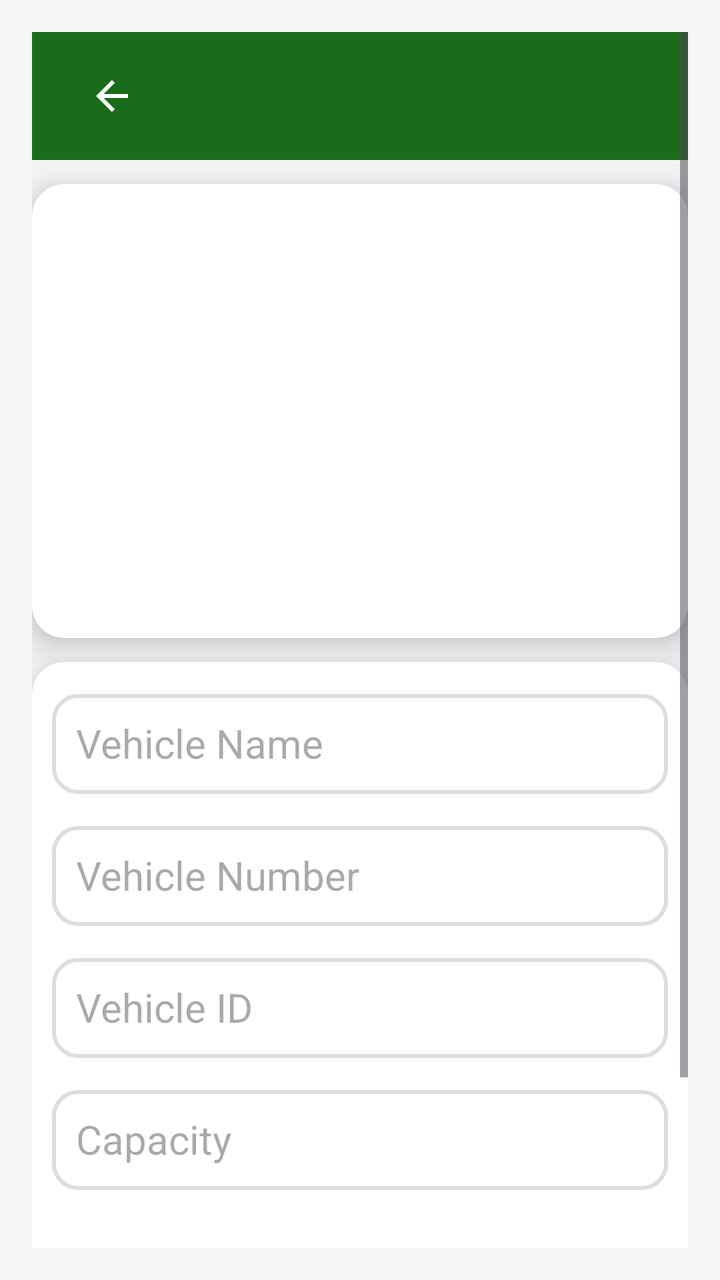
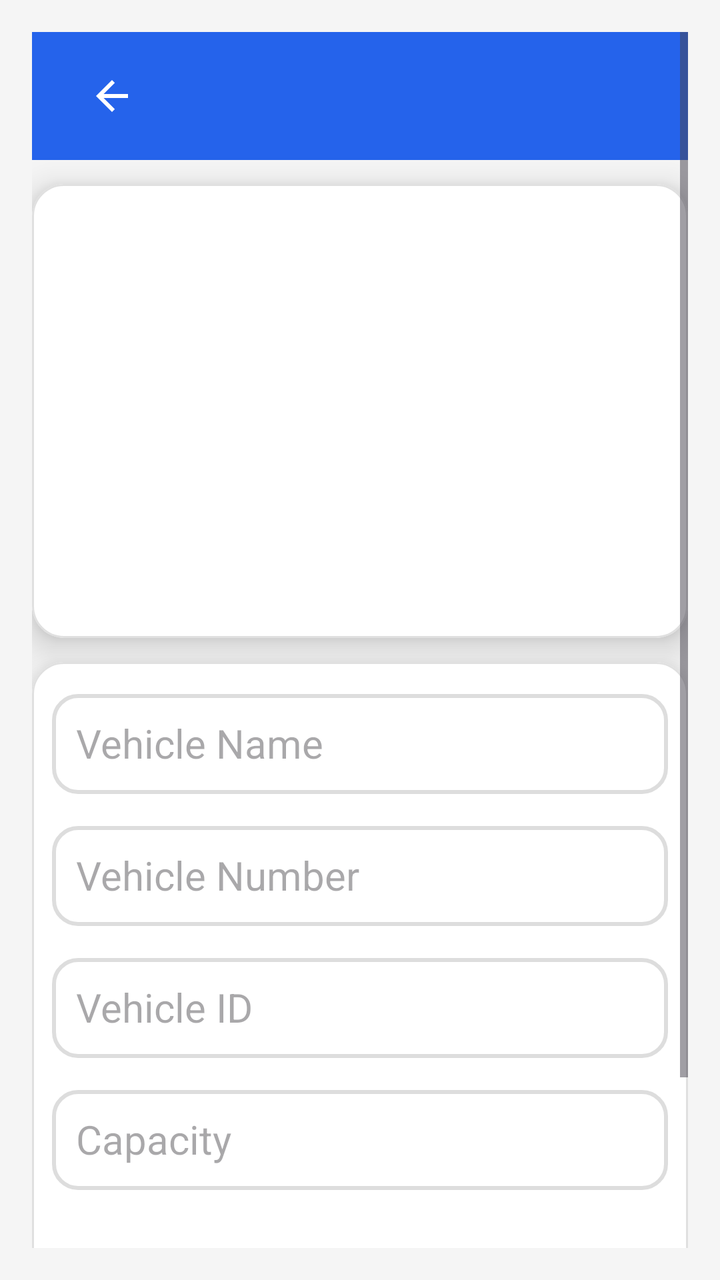

Two renders of the same Android screen: before a commit and after it. Below are the layout's source before the change and the commit's diff.
<!-- AndroidManifest.xml: application theme Theme.TransportApp -->
<!-- res/layout/activity_modify_vehicle.xml -->
<?xml version="1.0" encoding="utf-8"?>
<ScrollView xmlns:android="http://schemas.android.com/apk/res/android"
    android:layout_width="match_parent"
    android:layout_height="match_parent"
    xmlns:app="http://schemas.android.com/apk/res-auto"
    android:fillViewport="true"
    android:background="@color/screen_background"
    android:padding="16dp">

    <LinearLayout
        android:layout_width="match_parent"
        android:layout_height="wrap_content"
        android:orientation="vertical">

        
        <include
            layout="@layout/toolbar"
            android:layout_width="match_parent"
            android:layout_height="wrap_content" />

        
        <com.google.android.material.card.MaterialCardView
            android:layout_width="match_parent"
            android:layout_height="wrap_content"
            android:layout_marginTop="12dp"
            android:backgroundTint="@color/surface"
            android:padding="24dp"
            app:cardCornerRadius="16dp"
            app:cardElevation="10dp">

            <LinearLayout
                android:layout_width="match_parent"
                android:layout_height="wrap_content"
                android:orientation="vertical">

                
                <androidx.recyclerview.widget.RecyclerView
                    android:id="@+id/vehicleRecyclerView"
                    android:layout_width="match_parent"
                    android:layout_height="217dp"
                    android:layout_marginHorizontal="10dp"
                    android:layout_marginBottom="10dp"
                    android:nestedScrollingEnabled="true" />

            </LinearLayout>
        </com.google.android.material.card.MaterialCardView>

        
        <com.google.android.material.card.MaterialCardView
            android:layout_width="match_parent"
            android:layout_height="wrap_content"
            android:layout_marginTop="12dp"
            android:backgroundTint="@color/surface"
            android:padding="24dp"
            app:cardCornerRadius="16dp"
            app:cardElevation="10dp">

            <LinearLayout
                android:layout_width="match_parent"
                android:layout_height="wrap_content"
                android:orientation="vertical">

                
                <EditText
                    android:id="@+id/vehicleNameInput"
                    android:layout_width="match_parent"
                    android:layout_height="50dp"
                    android:layout_marginTop="16dp"
                    android:layout_marginHorizontal="10dp"
                    android:background="@drawable/edittext_background"
                    android:hint="@string/hint_vehicle_name"
                    android:inputType="text"
                    android:padding="12dp"
                    android:textSize="20sp"/>

                
                <EditText
                    android:id="@+id/vehicleNumberInput"
                    android:layout_width="match_parent"
                    android:layout_height="50dp"
                    android:layout_marginTop="16dp"
                    android:layout_marginHorizontal="10dp"
                    android:background="@drawable/edittext_background"
                    android:hint="@string/hint_vehicle_number"
                    android:inputType="text"
                    android:padding="12dp"
                    android:textSize="20sp"/>

                
                <EditText
                    android:id="@+id/vehicleIdInput"
                    android:layout_width="match_parent"
                    android:layout_height="50dp"
                    android:layout_marginTop="16dp"
                    android:layout_marginHorizontal="10dp"
                    android:background="@drawable/edittext_background"
                    android:hint="@string/hint_vehicle_id"
                    android:inputType="text"
                    android:padding="12dp"
                    android:textSize="20sp"/>

                
                <EditText
                    android:id="@+id/capacityInput"
                    android:layout_width="match_parent"
                    android:layout_height="50dp"
                    android:layout_marginTop="16dp"
                    android:layout_marginHorizontal="10dp"
                    android:background="@drawable/edittext_background"
                    android:hint="@string/hint_capacity"
                    android:inputType="number"
                    android:padding="12dp"
                    android:textSize="20sp"/>

                
                <RadioGroup
                    android:id="@+id/statusRadioGroup"
                    android:layout_width="match_parent"
                    android:layout_height="wrap_content"
                    android:layout_marginTop="16dp"
                    android:layout_marginHorizontal="10dp"
                    android:orientation="horizontal">

                    <RadioButton
                        android:id="@+id/activeRadioButton"
                        android:layout_width="wrap_content"
                        android:layout_height="wrap_content"
                        android:text="@string/active"
                        android:textSize="18sp"
                        android:padding="8dp" />

                    <RadioButton
                        android:id="@+id/notActiveRadioButton"
                        android:layout_width="wrap_content"
                        android:layout_height="wrap_content"
                        android:text="@string/not_active"
                        android:textSize="18sp"
                        android:padding="8dp" />
                </RadioGroup>

                
                <Button
                    android:id="@+id/saveVehicleButton"
                    android:layout_width="280dp"
                    android:layout_height="wrap_content"
                    android:layout_gravity="center"
                    android:layout_marginTop="24dp"
                    android:backgroundTint="@color/green"
                    android:padding="16dp"
                    android:text="@string/title_modify_vehicle"
                    android:textColor="@color/white"
                    android:textSize="16sp"/>
            </LinearLayout>
        </com.google.android.material.card.MaterialCardView>
    </LinearLayout>
</ScrollView>
<!-- res/layout/toolbar.xml (included above) -->
<?xml version="1.0" encoding="utf-8"?>
<com.google.android.material.appbar.MaterialToolbar xmlns:android="http://schemas.android.com/apk/res/android"
    xmlns:app="http://schemas.android.com/apk/res-auto"
    android:id="@+id/toolbar"
    android:layout_width="match_parent"
    android:layout_height="?attr/actionBarSize"
    android:background="@color/green"
    android:elevation="4dp"
    android:theme="@style/ThemeOverlay.AppCompat.Dark.ActionBar">

    <ImageButton
        android:id="@+id/backButton"
        android:layout_width="48dp"
        android:layout_height="48dp"
        android:layout_marginStart="12dp"
        android:background="@null"
        android:contentDescription="@string/back_button_desc"
        android:src="@drawable/baseline_arrow_back_24"
        app:tint="@android:color/white" />

    <TextView
        android:id="@+id/toolbar_title"
        android:layout_width="wrap_content"
        android:layout_height="wrap_content"
        android:layout_gravity="center"
        android:textColor="@android:color/white"
        android:textSize="22sp"
        android:textStyle="bold" />

    
    <ImageButton
        android:id="@+id/signOutButton"
        android:layout_width="48dp"
        android:layout_height="48dp"
        android:layout_gravity="end"
        android:layout_marginEnd="8dp"
        android:background="?attr/selectableItemBackgroundBorderless"
        android:contentDescription="@string/sign_out"
        android:src="@drawable/baseline_logout_24"
        android:visibility="gone"
        app:tint="@android:color/white" />
</com.google.android.material.appbar.MaterialToolbar>
<!-- resources referenced by this layout -->
<resources>
  <color name="green">#1B6B1B</color>
  <color name="screen_background">#F5F5F5</color>
  <color name="surface">#FFFFFF</color>
  <color name="white">#FFFFFFFF</color>
  <!-- drawable baseline_arrow_back_24 (drawable) -->
  <vector xmlns:android="http://schemas.android.com/apk/res/android" android:autoMirrored="true" android:height="24dp" android:tint="@color/text_secondary" android:viewportHeight="24" android:viewportWidth="24" android:width="24dp">
        
      <path android:fillColor="@android:color/white" android:pathData="M20,11H7.83l5.59,-5.59L12,4l-8,8 8,8 1.41,-1.41L7.83,13H20v-2z"/>
      
  </vector>
  <!-- drawable baseline_logout_24 (drawable) -->
  <vector xmlns:android="http://schemas.android.com/apk/res/android" android:autoMirrored="true" android:height="24dp" android:tint="@color/white" android:viewportHeight="24" android:viewportWidth="24" android:width="24dp">
      <path android:fillColor="@android:color/white" android:pathData="M17,7l-1.41,1.41L18.17,11H8v2h10.17l-2.58,2.58L17,17l5,-5zM4,5h8V3H4c-1.1,0 -2,0.9 -2,2v14c0,1.1 0.9,2 2,2h8v-2H4V5z"/>
  </vector>
  <!-- drawable edittext_background (drawable) -->
  <?xml version="1.0" encoding="utf-8"?>
  <shape xmlns:android="http://schemas.android.com/apk/res/android">
      <solid android:color="@color/surface" />
      <corners android:radius="12dp" />
      <stroke android:width="2dp" android:color="@color/border_light" />
  </shape>
  <string name="active">Active</string>
  <string name="back_button_desc">Navigate back</string>
  <string name="hint_capacity">Capacity</string>
  <string name="hint_vehicle_id">Vehicle ID</string>
  <string name="hint_vehicle_name">Vehicle Name</string>
  <string name="hint_vehicle_number">Vehicle Number</string>
  <string name="not_active">Not Active</string>
  <string name="sign_out">Sign out</string>
  <string name="title_modify_vehicle">Modify Vehicle</string>
  <style name="Theme.TransportApp" parent="Base.Theme.TransportApp" />
  <color name="text_secondary">#616161</color>
  <color name="border_light">#DDDDDD</color>
  <style name="Base.Theme.TransportApp" parent="Theme.Material3.DayNight.NoActionBar">
          
          <item name="colorPrimary">@color/green</item>
          <item name="colorOnPrimary">@color/white</item>
          <item name="colorSecondary">@color/accent_orange</item>
          <item name="colorOnSecondary">@color/white</item>
          
          <item name="materialCardViewStyle">@style/Widget.Material3.CardView.Elevated</item>
      </style>
  <color name="accent_orange">#B45309</color>
</resources>

<!-- the commit's change to res/layout/activity_modify_vehicle.xml (unified diff, before → after) -->
@@ -145,7 +145,7 @@
                     android:layout_height="wrap_content"
                     android:layout_gravity="center"
                     android:layout_marginTop="24dp"
-                    android:backgroundTint="@color/green"
+                    android:backgroundTint="@color/brand_primary"
                     android:padding="16dp"
                     android:text="@string/title_modify_vehicle"
                     android:textColor="@color/white"
@@ -161,7 +161,7 @@
     android:id="@+id/toolbar"
     android:layout_width="match_parent"
     android:layout_height="?attr/actionBarSize"
-    android:background="@color/green"
+    android:background="@color/brand_primary"
     android:elevation="4dp"
     android:theme="@style/ThemeOverlay.AppCompat.Dark.ActionBar">
 
<!-- resource entries referenced after the edit -->
@@ -1,6 +1,6 @@
 <!-- resources referenced by this layout -->
 <resources>
-  <color name="green">#1B6B1B</color>
+  <color name="brand_primary">#2563EB</color>
   <color name="screen_background">#F5F5F5</color>
   <color name="surface">#FFFFFF</color>
   <color name="white">#FFFFFFFF</color>
@@ -34,14 +34,32 @@
   <color name="text_secondary">#616161</color>
   <color name="border_light">#DDDDDD</color>
   <style name="Base.Theme.TransportApp" parent="Theme.Material3.DayNight.NoActionBar">
-          
-          <item name="colorPrimary">@color/green</item>
-          <item name="colorOnPrimary">@color/white</item>
+          <item name="colorPrimary">@color/theme_primary</item>
+          <item name="colorOnPrimary">@color/theme_on_primary</item>
+          <item name="colorPrimaryContainer">@color/theme_primary_container</item>
+          <item name="colorOnPrimaryContainer">@color/theme_on_primary_container</item>
           <item name="colorSecondary">@color/accent_orange</item>
           <item name="colorOnSecondary">@color/white</item>
+          <item name="colorSurfaceVariant">@color/surface_variant</item>
+          <item name="colorOutlineVariant">@color/outline_card</item>
           
-          <item name="materialCardViewStyle">@style/Widget.Material3.CardView.Elevated</item>
+          <item name="materialCardViewStyle">@style/Widget.Transport.Card</item>
       </style>
+  <color name="theme_primary">#2563EB</color>
+  <color name="theme_on_primary">#FFFFFF</color>
+  <color name="theme_primary_container">#DBEAFE</color>
+  <color name="theme_on_primary_container">#1E3A8A</color>
   <color name="accent_orange">#B45309</color>
+  <color name="surface_variant">#F1F3F4</color>
+  <color name="outline_card">#E0E0E0</color>
+  <style name="Widget.Transport.Card" parent="Widget.Material3.CardView.Elevated">
+          <item name="cardCornerRadius">@dimen/radius_l</item>
+          <item name="cardElevation">@dimen/card_elevation_default</item>
+          <item name="strokeColor">@color/outline_card</item>
+          <item name="strokeWidth">1dp</item>
+          <item name="cardBackgroundColor">@color/surface</item>
+      </style>
+  <dimen name="radius_l">16dp</dimen>
+  <dimen name="card_elevation_default">2dp</dimen>
 </resources>
 
